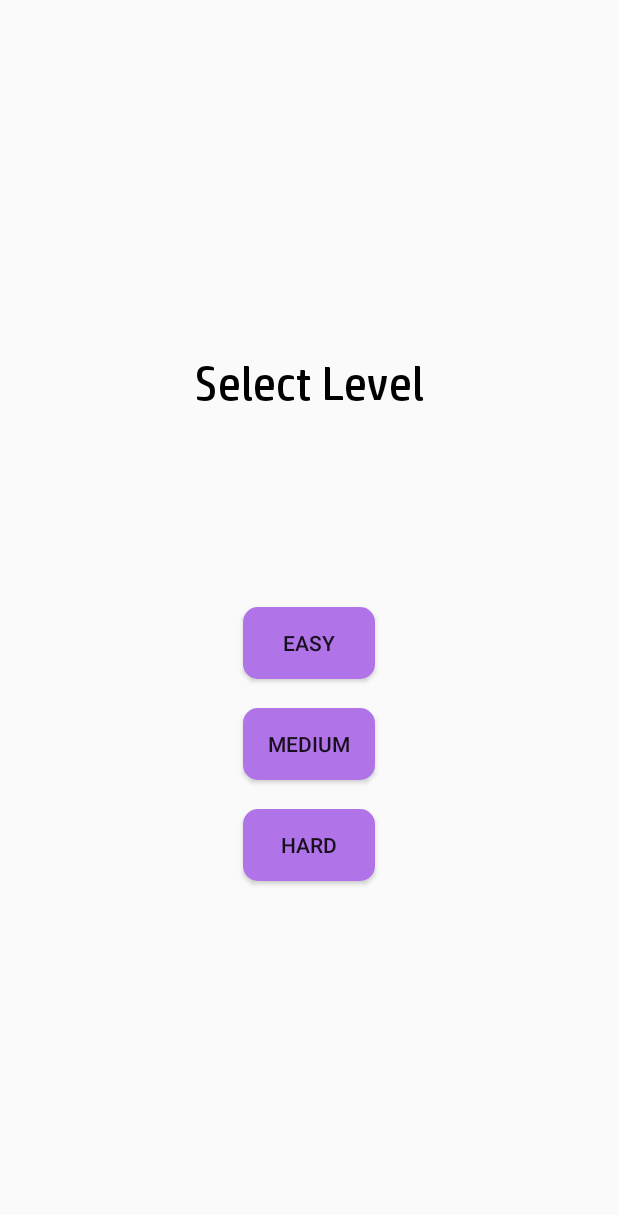
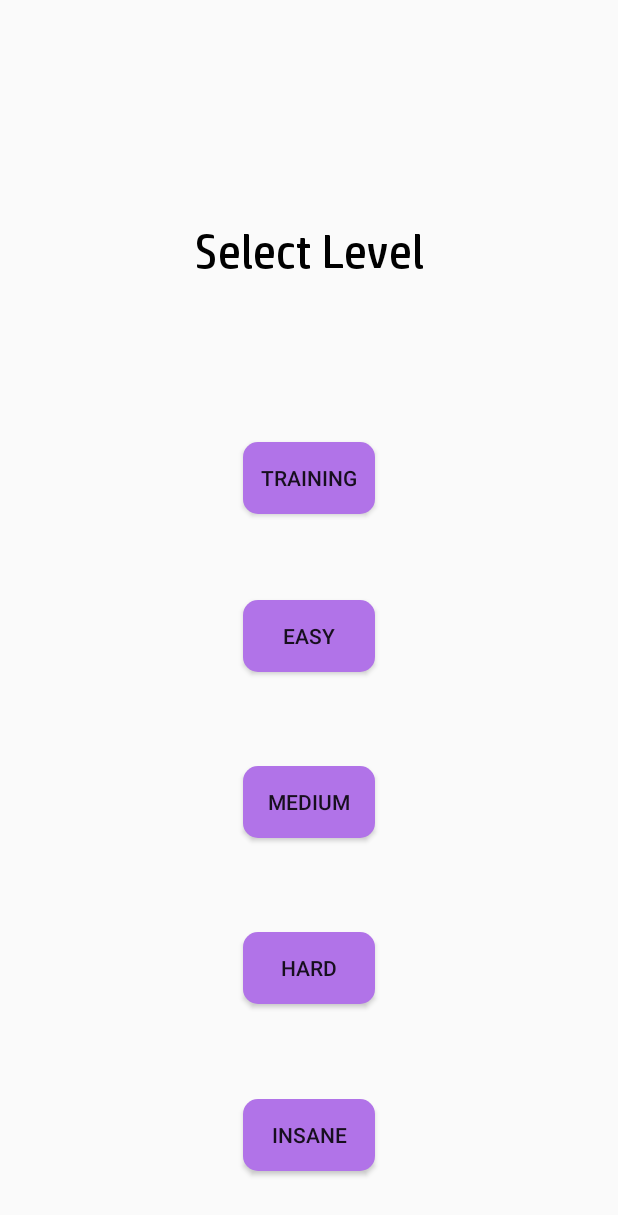
Before and after one commit to pparekh2009/Multiplication-Tables-App, an Android app: the QuizLevelActivity screen opened directly, with no data from a screen before it, on a phone screen of 412 x 824 dp. Shown: the top 1215 px of the screen. Run offline under Robolectric (Android 15) with nearby library versions, the phone set to English and light mode, and no system bars; our stand-ins replace sdp/ssp sizes.

Commit message:
Some Changes

```diff
--- a/app/src/main/java/com/priyanshparekh/multiplicationtables/activity/QuizLevelActivity.java
+++ b/app/src/main/java/com/priyanshparekh/multiplicationtables/activity/QuizLevelActivity.java
@@ -12,7 +12,7 @@ import com.priyanshparekh.multiplicationtables.R;
 
 public class QuizLevelActivity extends AppCompatActivity {
 
-    Button btnEasy, btnMedium, btnHard;
+    Button btnTraining, btnEasy, btnMedium, btnHard, btnInsane;
 
     @Override
     protected void onCreate(Bundle savedInstanceState) {
@@ -23,9 +23,11 @@ public class QuizLevelActivity extends AppCompatActivity {
 
         intiViews();
 
+        btnTraining.setOnClickListener(view -> nextActivity("training"));
         btnEasy.setOnClickListener(view -> nextActivity("easy"));
         btnMedium.setOnClickListener(view -> nextActivity("medium"));
         btnHard.setOnClickListener(view -> nextActivity("hard"));
+        btnInsane.setOnClickListener(view -> nextActivity("insane"));
     }
 
     void nextActivity(String level) {
@@ -35,8 +37,10 @@ public class QuizLevelActivity extends AppCompatActivity {
     }
 
     private void intiViews() {
+        btnTraining = findViewById(R.id.btn_training);
         btnEasy = findViewById(R.id.btn_easy);
         btnMedium = findViewById(R.id.btn_medium);
         btnHard = findViewById(R.id.btn_hard);
+        btnInsane = findViewById(R.id.btn_insane);
     }
 }
--- a/app/src/main/res/layout/activity_quiz.xml
+++ b/app/src/main/res/layout/activity_quiz.xml
@@ -55,19 +55,19 @@
             android:id="@+id/iv_life_1"
             android:layout_width="@dimen/_30sdp"
             android:layout_height="@dimen/_30sdp"
-            android:src="@drawable/red_heart"/>
+            android:src="@drawable/grey_heart"/>
 
         <ImageView
             android:id="@+id/iv_life_2"
             android:layout_width="@dimen/_30sdp"
             android:layout_height="@dimen/_30sdp"
-            android:src="@drawable/red_heart"/>
+            android:src="@drawable/grey_heart"/>
 
         <ImageView
             android:id="@+id/iv_life_3"
             android:layout_width="@dimen/_30sdp"
             android:layout_height="@dimen/_30sdp"
-            android:src="@drawable/red_heart"/>
+            android:src="@drawable/grey_heart"/>
 
     </LinearLayout>
 
--- a/app/src/main/res/layout/activity_quiz_level.xml
+++ b/app/src/main/res/layout/activity_quiz_level.xml
@@ -22,14 +22,26 @@
         app:layout_constraintBottom_toTopOf="@id/btn_easy"/>
 
     <Button
+        android:id="@+id/btn_training"
+        android:layout_width="wrap_content"
+        android:layout_height="wrap_content"
+        android:text="Training"
+        android:layout_marginTop="@dimen/_50sdp"
+        android:background="@drawable/btn_bg"
+        app:layout_constraintBottom_toTopOf="@id/btn_easy"
+        app:layout_constraintTop_toBottomOf="@id/tv_level_header"
+        app:layout_constraintStart_toStartOf="parent"
+        app:layout_constraintEnd_toEndOf="parent"/>
+
+    <Button
         android:id="@+id/btn_easy"
         android:layout_width="wrap_content"
         android:layout_height="wrap_content"
         android:text="Easy"
-        android:layout_marginTop="@dimen/_50sdp"
+        android:layout_marginTop="@dimen/_10sdp"
         android:background="@drawable/btn_bg"
         app:layout_constraintBottom_toTopOf="@id/btn_medium"
-        app:layout_constraintTop_toBottomOf="@id/tv_level_header"
+        app:layout_constraintTop_toBottomOf="@id/btn_training"
         app:layout_constraintStart_toStartOf="parent"
         app:layout_constraintEnd_toEndOf="parent"/>
 
@@ -38,7 +50,7 @@
         android:layout_width="wrap_content"
         android:layout_height="wrap_content"
         android:text="Medium"
-        android:layout_marginVertical="@dimen/_15sdp"
+        android:layout_marginTop="@dimen/_15sdp"
         android:background="@drawable/btn_bg"
         app:layout_constraintBottom_toTopOf="@id/btn_hard"
         app:layout_constraintTop_toBottomOf="@id/btn_easy"
@@ -50,10 +62,23 @@
         android:layout_width="wrap_content"
         android:layout_height="wrap_content"
         android:text="Hard"
+        android:layout_marginTop="@dimen/_15sdp"
         android:background="@drawable/btn_bg"
         app:layout_constraintTop_toBottomOf="@id/btn_medium"
         app:layout_constraintStart_toStartOf="parent"
         app:layout_constraintEnd_toEndOf="parent"
-        app:layout_constraintBottom_toBottomOf="parent"/>
+        app:layout_constraintBottom_toTopOf="@id/btn_insane"/>
+
+    <Button
+        android:id="@+id/btn_insane"
+        android:layout_width="wrap_content"
+        android:layout_height="wrap_content"
+        android:text="Insane"
+        android:layout_marginTop="@dimen/_15sdp"
+        android:background="@drawable/btn_bg"
+        app:layout_constraintBottom_toBottomOf="parent"
+        app:layout_constraintTop_toBottomOf="@id/btn_hard"
+        app:layout_constraintStart_toStartOf="parent"
+        app:layout_constraintEnd_toEndOf="parent"/>
 
 </androidx.constraintlayout.widget.ConstraintLayout>
```
Also changed, not shown: app/src/main/java/com/priyanshparekh/multiplicationtables/activity/QuizActivity.java (+93 -24 lines).
